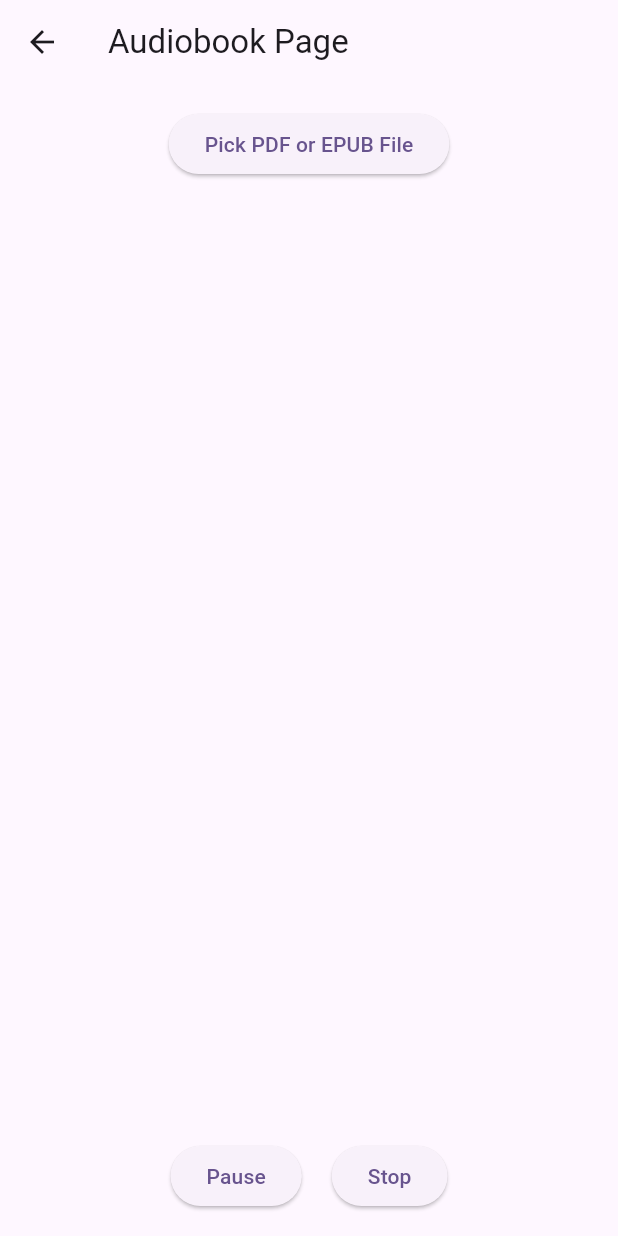
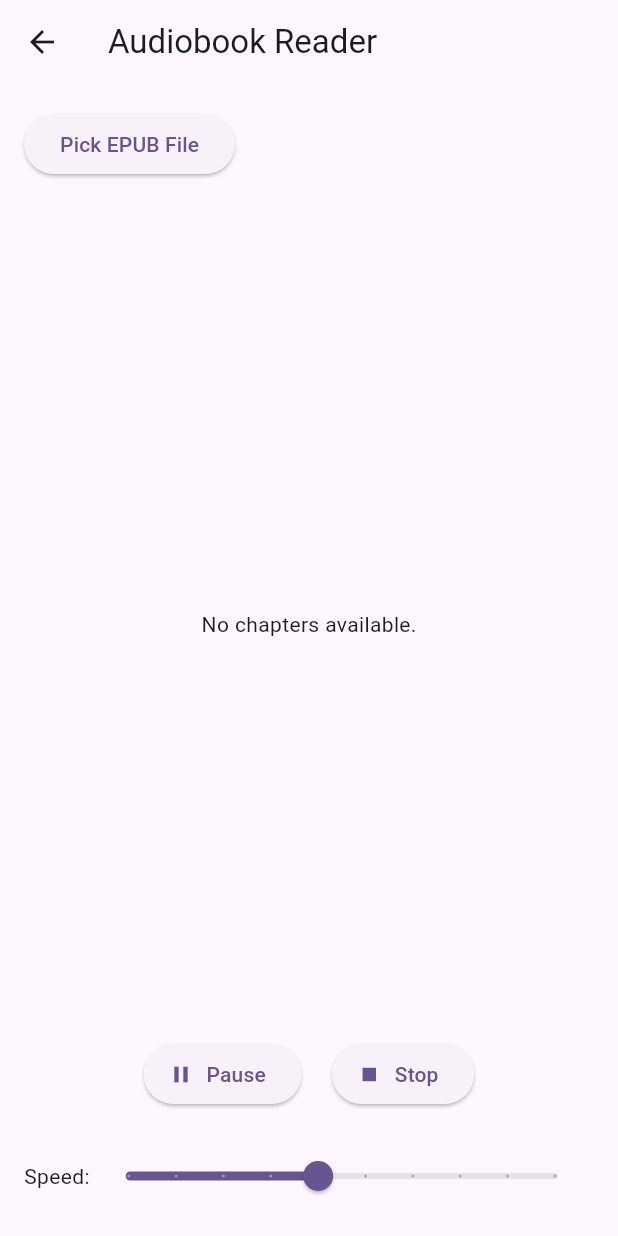
Before and after one commit to Walapalam/VisuaLit, a Flutter app: the AudiobookPage screen opened directly, after a tap on "Pause", on a phone screen of 412 x 824 dp. Run offline on Flutter 3.47's test engine with Material 3 defaults, Android fonts, the phone set to English and light mode, and no system bars; our stand-ins replace file_picker, flutter_html, flutter_tts, google_nav_bar; missing offline and left inert: epubx.

```diff
--- a/visualit_app/lib/views/text_to_speech_screen.dart
+++ b/visualit_app/lib/views/text_to_speech_screen.dart
@@ -1,13 +1,10 @@
 import 'dart:typed_data';
+import 'dart:io';
 import 'package:flutter/material.dart';
 import 'package:flutter_tts/flutter_tts.dart';
 import 'package:file_picker/file_picker.dart';
 import 'package:epubx/epubx.dart' as epubx;
-import 'dart:io';
-import 'dart:convert'; // Import for base64Encode
-import 'package:image/image.dart' as img; // Alias for image package
-import 'package:http/http.dart' as http;
-import 'package:audioplayers/audioplayers.dart';
+import 'package:image/image.dart' as img;
 
 class AudiobookPage extends StatefulWidget {
   const AudiobookPage({super.key});
@@ -18,12 +15,13 @@ class AudiobookPage extends StatefulWidget {
 
 class _AudiobookPageState extends State<AudiobookPage> {
   final FlutterTts _flutterTts = FlutterTts();
-  final AudioPlayer _audioPlayer = AudioPlayer();
   List<String> _chapters = [];
   String _selectedChapterText = '';
   String? _bookName;
   MemoryImage? _bookCover;
   bool _isLoading = false;
+  bool _isPlaying = false;
+  double _speechRate = 0.5;
 
   @override
   void initState() {
@@ -32,170 +30,160 @@ class _AudiobookPageState extends State<AudiobookPage> {
   }
 
   void _initializeTts() {
-    _flutterTts.setStartHandler(() {
-      setState(() {
-        // TTS started
-      });
-    });
-
-    _flutterTts.setCompletionHandler(() {
-      setState(() {
-        // TTS completed
-      });
-    });
-
-    _flutterTts.setErrorHandler((msg) {
-      setState(() {
-        // TTS error
-      });
-    });
+    _flutterTts.setStartHandler(() => setState(() => _isPlaying = true));
+    _flutterTts.setCompletionHandler(() => setState(() => _isPlaying = false));
+    _flutterTts.setErrorHandler((_) => setState(() => _isPlaying = false));
   }
 
   Future<void> _pickFile() async {
-    setState(() {
-      _isLoading = true;
-    });
-
+    setState(() => _isLoading = true);
+    try {
       FilePickerResult? result = await FilePicker.platform.pickFiles(
         type: FileType.custom,
-      allowedExtensions: ['pdf', 'epub'],
+        allowedExtensions: ['epub'],
       );
 
-    if (result != null) {
-      String? filePath = result.files.single.path;
-      if (filePath != null) {
-        if (filePath.endsWith('.pdf')) {
-          return;
-        } else if (filePath.endsWith('.epub')) {
-          await _extractChaptersFromEpub(filePath);
+      if (result != null && result.files.single.path != null) {
+        await _extractChaptersFromEpub(result.files.single.path!);
       }
+    } catch (e) {
+      _showError("Failed to load file.");
+    } finally {
+      setState(() => _isLoading = false);
     }
   }
 
-    setState(() {
-      _isLoading = false;
-    });
-  }
+  Future<void> _extractChaptersFromEpub(String filePath) async {
+    try {
+      epubx.EpubBook epubBook = await epubx.EpubReader.readBook(await File(filePath).readAsBytes());
+      List<String> chapters = epubBook.Chapters?.map((c) => _filterText(c.HtmlContent ?? '')).toList() ?? [];
 
-  Future<void> _extractChaptersFromEpub(String filePath) async {
-    epubx.EpubBook epubBook = await epubx.EpubReader.readBook(await File(filePath).readAsBytes());
-    List<String> chapters = epubBook.Chapters?.skip(1).map((chapter) => _filterText(chapter.HtmlContent ?? '')).toList() ?? [];
       setState(() {
         _chapters = chapters;
         _bookName = epubBook.Title;
         if (epubBook.CoverImage != null) {
-        // Convert the Image object to Uint8List
-        img.Image coverImage = epubBook.CoverImage!;
-        Uint8List coverBytes = Uint8List.fromList(img.encodePng(coverImage));
+          Uint8List coverBytes = Uint8List.fromList(img.encodePng(epubBook.CoverImage!));
           _bookCover = MemoryImage(coverBytes);
         }
       });
+    } catch (e) {
+      _showError("Error reading EPUB file.");
+    }
   }
 
   String _filterText(String text) {
-    return text.replaceAll(RegExp(r'<[^>]*>|&[^;]+;'), ''); // Remove HTML tags and entities
+    return text.replaceAll(RegExp(r'<[^>]*>|&[^;]+;'), '');
   }
 
   Future<void> _speak(String text) async {
-    await _flutterTts.stop(); // Stop any ongoing speech
+    await _flutterTts.setSpeechRate(_speechRate);
     await _flutterTts.speak(text);
   }
-/*
-  Future<void> _fetchAndPlayTts(String text) async {
-    final response = await http.post(
-      Uri.parse('http://your-fastapi-backend-url/tts'),
-      headers: {'Content-Type': 'application/json'},
-      body: jsonEncode({'text': text}),
-    );
-
-    if (response.statusCode == 200) {
-      final bytes = response.bodyBytes;
-      final dir = await getTemporaryDirectory();
-      final file = File('${dir.path}/tts_audio.mp3');
-      await file.writeAsBytes(bytes);
-      await _audioPlayer.play(file.path, isLocal: true);
-    } else {
-      // Handle error
-    }
-  }
- */
 
   Future<void> _pause() async {
     await _flutterTts.pause();
-    await _audioPlayer.pause();
+    setState(() => _isPlaying = false);
   }
 
   Future<void> _stop() async {
     await _flutterTts.stop();
-    await _audioPlayer.stop();
+    setState(() => _isPlaying = false);
+  }
+
+  void _showError(String message) {
+    ScaffoldMessenger.of(context).showSnackBar(
+      SnackBar(content: Text(message), backgroundColor: Colors.red),
+    );
   }
 
   @override
   void dispose() {
     _flutterTts.stop();
-    _audioPlayer.dispose();
     super.dispose();
   }
 
   @override
   Widget build(BuildContext context) {
     return Scaffold(
-      appBar: AppBar(
-        title: const Text('Audiobook Page'),
-      ),
+      appBar: AppBar(title: const Text('Audiobook Reader')),
       body: Padding(
         padding: const EdgeInsets.all(16.0),
         child: Column(
+          crossAxisAlignment: CrossAxisAlignment.start,
           children: [
-            _isLoading
-                ? const CircularProgressIndicator()
-                : ElevatedButton(
+            if (_isLoading)
+              const Center(child: CircularProgressIndicator())
+            else
+              ElevatedButton(
                 onPressed: _pickFile,
                 child: _bookName == null
-                  ? const Text('Pick PDF or EPUB File')
+                    ? const Text('Pick EPUB File')
                     : Row(
                   children: [
                     if (_bookCover != null)
-                    Image(
-                      image: _bookCover!,
-                      width: 50,
-                      height: 50,
-                      fit: BoxFit.cover,
-                    ),
+                      Image(image: _bookCover!, width: 50, height: 50, fit: BoxFit.cover),
                     const SizedBox(width: 10),
-                  Text(_bookName!),
+                    Expanded(child: Text(_bookName!, overflow: TextOverflow.ellipsis)),
                   ],
                 ),
               ),
+
             const SizedBox(height: 20),
             Expanded(
-              child: ListView.builder(
+              child: _chapters.isEmpty
+                  ? const Center(child: Text("No chapters available."))
+                  : ListView.builder(
                 itemCount: _chapters.length,
                 itemBuilder: (context, index) {
-                  return ListTile(
+                  return Card(
+                    child: ListTile(
                       title: Text('Chapter ${index + 1}'),
                       onTap: () {
-                      setState(() {
-                        _selectedChapterText = _chapters[index];
-                      });
-                      Future.microtask(() => _speak(_selectedChapterText));
+                        setState(() => _selectedChapterText = _chapters[index]);
+                        _speak(_selectedChapterText);
                       },
+                    ),
                   );
                 },
               ),
             ),
-            const SizedBox(height: 20),
+
             Row(
               mainAxisAlignment: MainAxisAlignment.center,
               children: [
-                ElevatedButton(
+                ElevatedButton.icon(
                   onPressed: _pause,
-                  child: const Text('Pause'),
+                  icon: const Icon(Icons.pause),
+                  label: const Text('Pause'),
                 ),
                 const SizedBox(width: 20),
-                ElevatedButton(
+                ElevatedButton.icon(
                   onPressed: _stop,
-                  child: const Text('Stop'),
+                  icon: const Icon(Icons.stop),
+                  label: const Text('Stop'),
+                ),
+              ],
+            ),
+
+            const SizedBox(height: 20),
+            Row(
+              children: [
+                const Text('Speed:'),
+                Expanded(
+                  child: Slider(
+                    value: _speechRate,
+                    onChanged: (value) async {
+                      setState(() => _speechRate = value);
+                      await _flutterTts.setSpeechRate(value);
+                      if (_isPlaying) {
+                        await _speak(_selectedChapterText);
+                      }
+                    },
+                    min: 0.1,
+                    max: 1.0,
+                    divisions: 9,
+                    label: _speechRate.toStringAsFixed(1),
+                  ),
                 ),
               ],
             ),
```
Also changed, not shown: visualit_app/lib/views/listening_screen.dart (added). Lines whose indentation alone changed are shown as unchanged.
